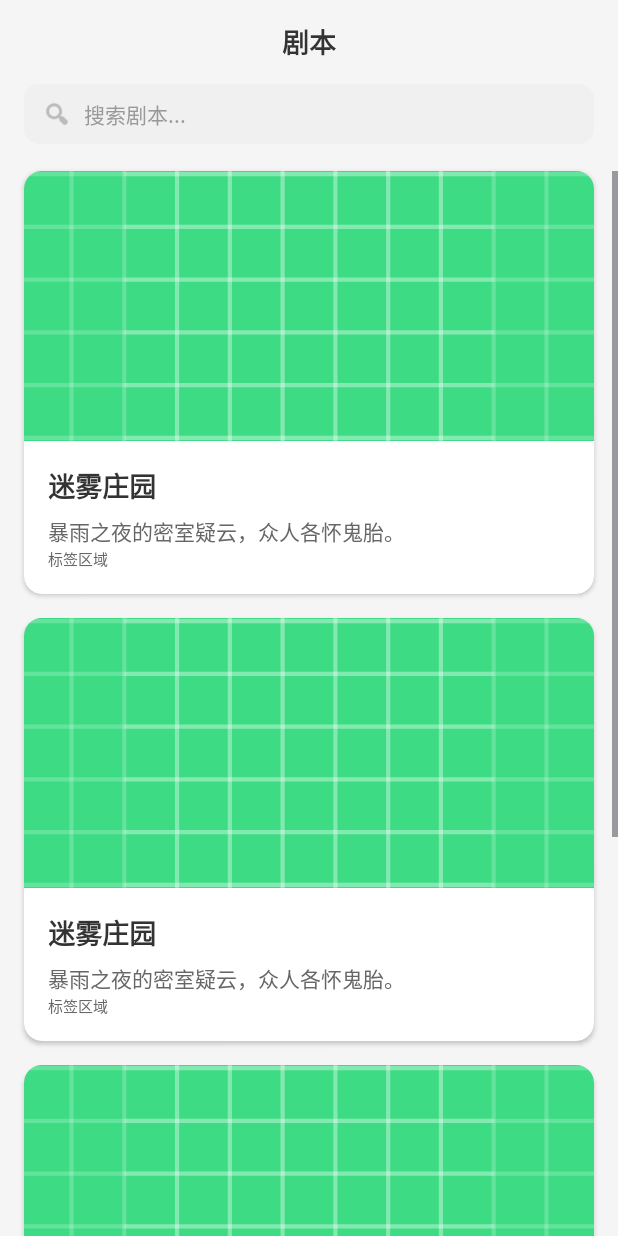
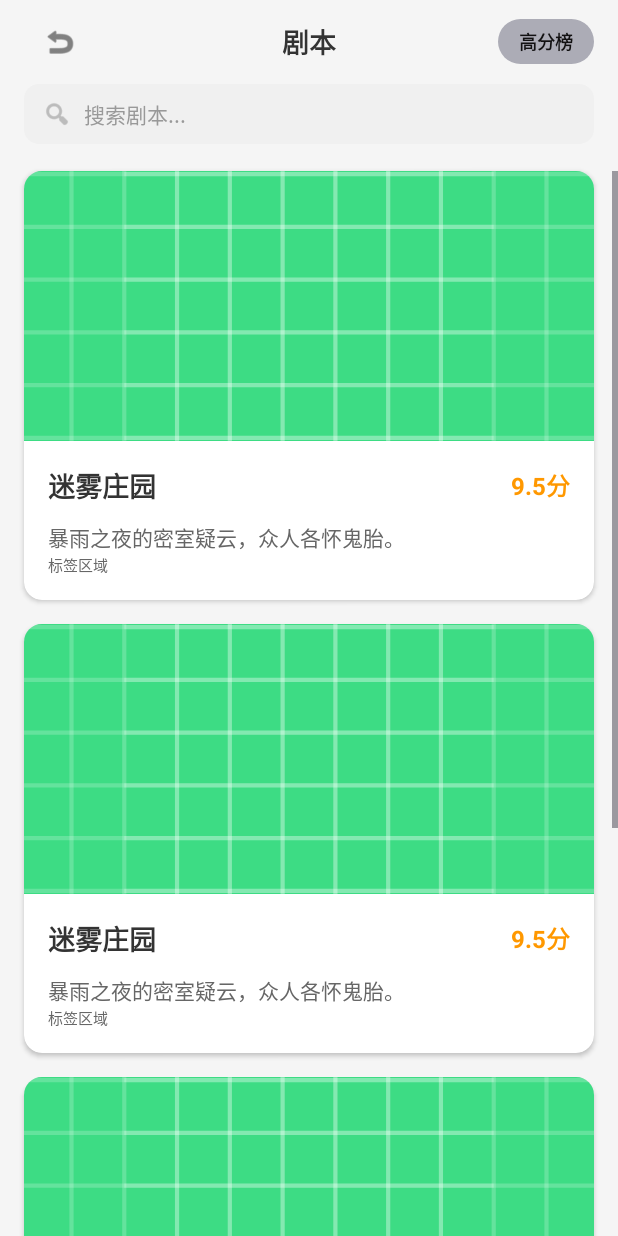
Before and after one commit to zzzketi/AI-Script-Murder, an Android app: the layout fragment_script_list.xml on its own in the app's theme, with its tools: preview values and no code run, on a phone screen of 412 x 824 dp. Run offline under Robolectric (Android 15) with nearby library versions, the phone set to English and light mode, and no system bars.

Commit message:
添加了高分榜界面

```diff
--- a/app/src/main/AndroidManifest.xml
+++ b/app/src/main/AndroidManifest.xml
@@ -39,6 +39,9 @@
 
         <activity android:name=".ui.scriptlist.ScriptDetailActivity"
             android:theme="@style/Theme.AppCompat.Light.NoActionBar"/>
+        <activity
+            android:name=".ui.scriptlist.ContainerActivity"
+            android:exported="false" />
 
     </application>
 
--- a/app/src/main/java/com/ai/aiscriptmurde/network/ApiService.java
+++ b/app/src/main/java/com/ai/aiscriptmurde/network/ApiService.java
@@ -15,4 +15,7 @@ public interface ApiService {
     // 获取详情
     @GET("scripts/{id}")
     Call<ScriptDetailModel> getScriptDetail(@Path("id") String id);
+
+    @GET("scripts/score")
+    Call<ScriptListResponse> getScriptsAsScore();
 }
--- a/app/src/main/java/com/ai/aiscriptmurde/network/RetrofitClient.java
+++ b/app/src/main/java/com/ai/aiscriptmurde/network/RetrofitClient.java
@@ -5,9 +5,13 @@ import retrofit2.converter.gson.GsonConverterFactory;
 
 public class RetrofitClient {
     // 模拟器访问本机电脑 localhost 专用 IP
-    private static final String BASE_URL = "http://10.0.2.2:8000/";
+    private static final String BASE_URL = "http://10.0.2.2:8001/";
 
     private static Retrofit retrofit = null;
+
+    public static String getImageUrl(String imageName) {
+        return BASE_URL + "static/images/" + imageName + ".png";
+    }
 
     public static ApiService getApiService() {
         if (retrofit == null) {
--- a/app/src/main/java/com/ai/aiscriptmurde/ui/scriptlist/ScriptDetailActivity.java
+++ b/app/src/main/java/com/ai/aiscriptmurde/ui/scriptlist/ScriptDetailActivity.java
@@ -76,7 +76,7 @@ public class ScriptDetailActivity extends AppCompatActivity {
         tvTitle.setText(detail.getTitle());
         tvSubtitle.setText(detail.getDesc());
 
-        String coverUrl = "http://10.0.2.2:8000/static/images/" + detail.getImage() + ".png";
+        String coverUrl = RetrofitClient.getImageUrl(detail.getImage());
         Glide.with(this).load(coverUrl).placeholder(R.drawable.ic_launcher_background).into(ivCover);
 
         if (detail.getBackground() != null) {
@@ -126,7 +126,7 @@ public class ScriptDetailActivity extends AppCompatActivity {
 
 
             if (item.getAvatar() != null) {
-                String avatarUrl = "http://10.0.2.2:8000/static/images/" + item.getAvatar() + ".png";
+                String avatarUrl = RetrofitClient.getImageUrl(item.getAvatar());
                 Glide.with(this)
                         .load(avatarUrl)
                         .placeholder(R.drawable.ic_launcher_background)
--- /dev/null
+++ b/app/src/main/res/drawable/bg_btn_latest.xml
@@ -0,0 +1,6 @@
+<?xml version="1.0" encoding="utf-8"?>
+<shape xmlns:android="http://schemas.android.com/apk/res/android">
+    <solid android:color="#ACACB6" />
+
+    <corners android:radius="50dp" />
+</shape>
--- a/app/src/main/res/layout/fragment_script_list.xml
+++ b/app/src/main/res/layout/fragment_script_list.xml
@@ -4,6 +4,7 @@
     xmlns:tools="http://schemas.android.com/tools"
     android:layout_width="match_parent"
     android:layout_height="match_parent"
+    xmlns:app="http://schemas.android.com/apk/res-auto"
     android:orientation="vertical"
     android:background="#F5F5F5"
     tools:context=".ui.scriptlist.ScriptListFragment">
@@ -15,8 +16,19 @@
         android:layout_height="56dp"
         android:paddingHorizontal="16dp">
 
+        <ImageView
+            android:id="@+id/iv_back"
+            android:layout_width="48dp"
+            android:layout_height="48dp"
+            android:layout_centerVertical="true"
+            android:background="?attr/selectableItemBackgroundBorderless"
+            android:padding="12dp"
+            android:src="@android:drawable/ic_menu_revert"
+            app:tint="#333333" />
+
         <!-- 标题 -->
         <TextView
+            android:id="@+id/tv_page_title"
             android:layout_width="wrap_content"
             android:layout_height="wrap_content"
             android:text="剧本"
@@ -25,22 +37,30 @@
             android:textStyle="bold"
             android:layout_centerInParent="true" />
 
-
-        <!--        &lt;!&ndash; 右上角的暗色/亮色切换开关 &ndash;&gt;-->
-        <!--        <com.google.android.material.switchmaterial.SwitchMaterial-->
-        <!--            android:id="@+id/switch_theme"-->
-        <!--            android:layout_width="wrap_content"-->
-        <!--            android:layout_height="wrap_content"-->
-        <!--            android:layout_alignParentEnd="true"-->
-        <!--            android:layout_centerVertical="true"-->
-        <!--            android:text="夜间模式"-->
-        <!--            android:textColor="#666666"-->
-        <!--            android:textSize="12sp" />-->
+        <TextView
+            android:id="@+id/btn_latest"
+            android:layout_width="wrap_content"
+            android:layout_height="wrap_content"
+            android:layout_alignParentEnd="true"
+            android:layout_centerVertical="true"
+            android:text="高分榜"
+            android:textSize="12sp"
+            android:textColor="#121112"
+            android:textStyle="bold"
+            android:background="@drawable/bg_btn_latest"
+            android:paddingHorizontal="14dp"
+            android:paddingVertical="6dp"
+            android:gravity="center"
+            android:includeFontPadding="false"
+            android:foreground="?attr/selectableItemBackground"
+            android:clickable="true"
+            android:focusable="true" />
 
     </RelativeLayout>
 
     <!-- 2. 搜索框区域 -->
     <LinearLayout
+        android:id="@+id/ll_search_container"
         android:layout_width="match_parent"
         android:layout_height="wrap_content"
         android:paddingHorizontal="16dp"
--- a/app/src/main/res/layout/item_script.xml
+++ b/app/src/main/res/layout/item_script.xml
@@ -31,17 +31,35 @@
             android:orientation="vertical"
             android:padding="16dp">
 
-            <!-- 标题 -->
-            <TextView
-                android:id="@+id/tv_title"
-                android:layout_width="wrap_content"
+            <LinearLayout
+                android:layout_width="match_parent"
                 android:layout_height="wrap_content"
-                android:text="迷雾庄园"
-                android:textSize="18sp"
-                android:textStyle="bold"
-                android:textColor="#333333" />
+                android:orientation="horizontal"
+                android:gravity="center_vertical"
+                android:layout_marginBottom="4dp">
 
-            <!-- 描述 -->
+                <TextView
+                    android:id="@+id/tv_title"
+                    android:layout_width="0dp"
+                    android:layout_height="wrap_content"
+                    android:layout_weight="1"
+                    android:text="迷雾庄园"
+                    android:textSize="18sp"
+                    android:textStyle="bold"
+                    android:textColor="#333333"
+                    android:singleLine="true"
+                    android:ellipsize="end" />
+
+                <TextView
+                    android:id="@+id/tv_score"
+                    android:layout_width="wrap_content"
+                    android:layout_height="wrap_content"
+                    android:text="9.5分"
+                    android:textColor="#FF9800"
+                    android:textSize="16sp"
+                    android:textStyle="bold"
+                    android:layout_marginStart="8dp"/>
+            </LinearLayout>
             <TextView
                 android:id="@+id/tv_desc"
                 android:layout_width="wrap_content"
@@ -52,7 +70,7 @@
                 android:textColor="#666666"
                 android:maxLines="2"
                 android:ellipsize="end"/>
-            <!-- 标签 -->
+
             <TextView
                 android:id="@+id/tv_tags"
                 android:layout_width="wrap_content"
```
Also changed, not shown: app/src/main/java/com/ai/aiscriptmurde/ui/scriptlist/ContainerActivity.java (added, +28 -0 lines), app/src/main/java/com/ai/aiscriptmurde/ui/scriptlist/ScriptAdapter.java (+19 -3 lines), app/src/main/java/com/ai/aiscriptmurde/ui/scriptlist/ScriptListFragment.java (+84 -22 lines), app/src/main/res/layout/activity_container.xml (added, +7 -0 lines).
